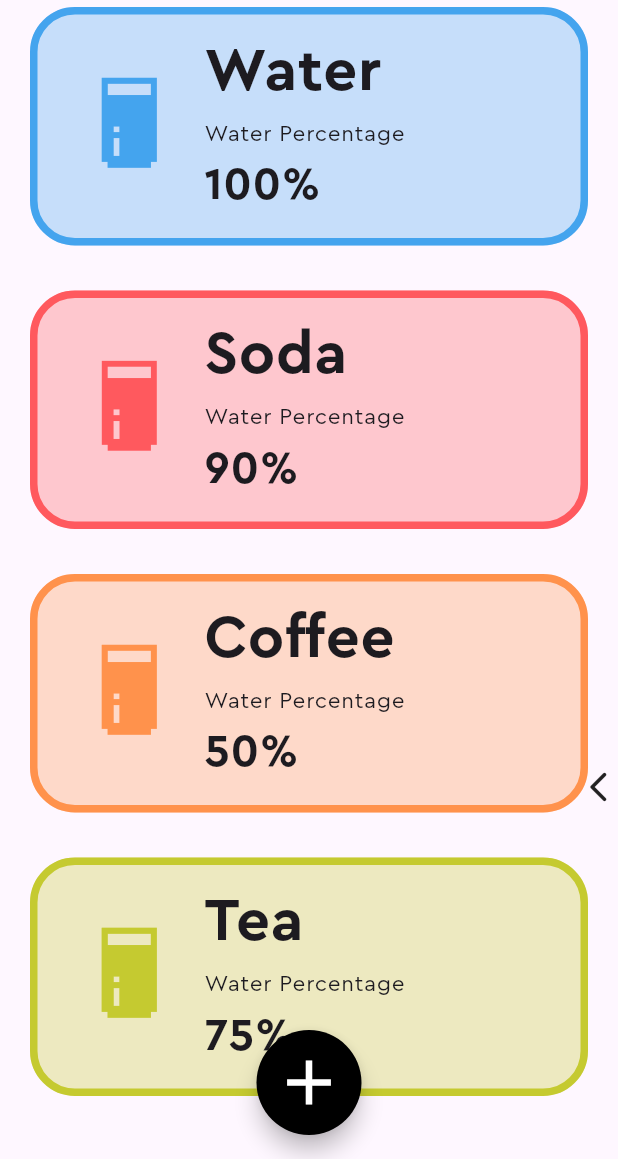
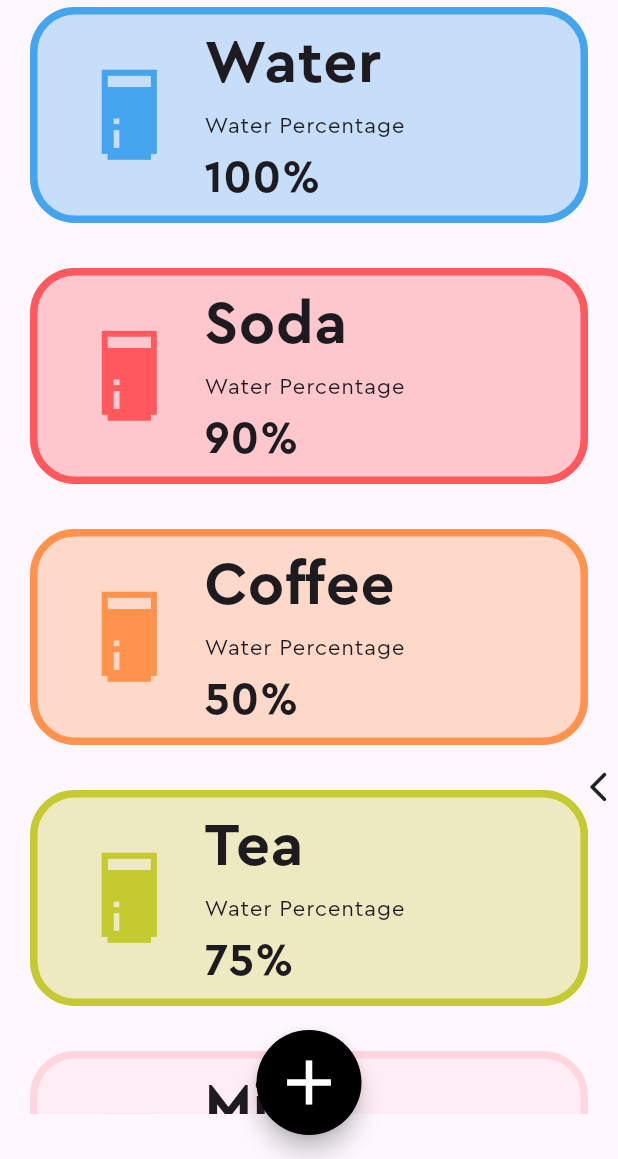
Before and after one commit to Anshu-79/aqua, a Flutter app: the screen it shows after launch, swiped to page 3, on a phone screen of 412 x 824 dp, the part 77-1236 px from its top. Run offline on Flutter 3.47's test engine with Material 3 defaults, Android fonts, the phone set to English and light mode, and no system bars; drawn by our look-alikes of liquid_swipe; our stand-ins replace drift, flutter_colorpicker, numberpicker, sqlite3_flutter_libs; missing offline and left inert: sqlite3; accounts and stored records are empty; generated files the repository leaves out were written again; project files that could hold a hidden picture were left out.

Commit message:
integrate database with add beverage dialog

```diff
--- a/lib/beverage_menu.dart
+++ b/lib/beverage_menu.dart
@@ -15,10 +15,14 @@ class BeverageMenu extends StatefulWidget {
 class _BeverageMenuState extends State<BeverageMenu> {
   late Database _db;
 
+  refresh() {
+    setState(() {});
+  }
+
   @override
   void initState() {
     super.initState();
-
+    //print("Beverage page loaded...");
     _db = Database();
   }
 
@@ -54,11 +58,11 @@ class _BeverageMenuState extends State<BeverageMenu> {
             builder: (context, snapshot) {
               final List<Beverage>? beverages = snapshot.data;
 
+              print(beverages);
               if (snapshot.connectionState != ConnectionState.done) {
                 return Center(
                   child: CircularProgressIndicator(
-                    color: Theme.of(context).primaryColor
-                  ),
+                      color: Theme.of(context).primaryColor),
                 );
               }
 
@@ -118,12 +122,11 @@ class _BeverageMenuState extends State<BeverageMenu> {
                 transitionDuration: const Duration(milliseconds: 150),
                 transitionBuilder: (context, a1, a2, child) {
                   return ScaleTransition(
-                            scale:
+                      scale: Tween<double>(begin: 0.5, end: 1.0).animate(a1),
+                      child: FadeTransition(
+                        opacity:
                             Tween<double>(begin: 0.5, end: 1.0).animate(a1),
-                            child: FadeTransition(
-                              opacity: Tween<double>(begin: 0.5, end: 1.0)
-                                  .animate(a1),
-                              child: AddBeverageDialog(),
+                        child: AddBeverageDialog(notifyParent: refresh,),
                       ));
                 },
                 context: context,
@@ -162,18 +165,19 @@ class _BeverageCard extends StatelessWidget {
 
   @override
   Widget build(BuildContext context) {
-    return Padding(
-      padding: const EdgeInsets.fromLTRB(20, 5, 20, 10),
-      child: Row(
+    return Row(
       children: [
-          beverageIcon(color: Color(int.parse("0x$beverageColor"))),
         Padding(
-            padding: const EdgeInsets.only(left: 20),
+            padding: const EdgeInsets.symmetric(horizontal: 20),
+            child: beverageIcon(color: Color(int.parse("0x$beverageColor")))),
+        Flexible(
           child: Column(
             crossAxisAlignment: CrossAxisAlignment.start,
             children: [
               Text(
                 beverageName,
+                maxLines: 1,
+                overflow: TextOverflow.ellipsis,
                 style: utils.ThemeText.beverageName,
               ),
               Text(
@@ -188,7 +192,6 @@ class _BeverageCard extends StatelessWidget {
           ),
         )
       ],
-      ),
     );
   }
 }
--- a/lib/expandable_fab.dart
+++ b/lib/expandable_fab.dart
@@ -149,7 +149,7 @@ class _ExpandableFabState extends State<ExpandableFab>
                 onTap: () {
                   showGeneralDialog(
                       barrierDismissible: false,
-                      transitionDuration: const Duration(milliseconds: 250),
+                      transitionDuration: const Duration(milliseconds: 200),
                       transitionBuilder: (context, a1, a2, child) {
                         return ScaleTransition(
                             scale:
--- a/lib/utils.dart
+++ b/lib/utils.dart
@@ -59,7 +59,7 @@ abstract class ThemeText {
       fontSize: 45, fontWeight: FontWeight.w900, color: Colors.black);
 
   static TextStyle textInput = const TextStyle(
-      fontSize: 25, fontWeight: FontWeight.bold, color: Colors.black);
+      fontSize: 30, fontWeight: FontWeight.w900, color: Colors.black);
 
   static TextStyle textInputHint = const TextStyle(
       fontSize: 25, fontWeight: FontWeight.bold, color: Colors.grey);
```
Also changed, not shown: lib/database/database.dart (+17 -8 lines), lib/dialog_boxes/beverage_screen.dart (+39 -7 lines). Lines whose indentation alone changed are shown as unchanged.
